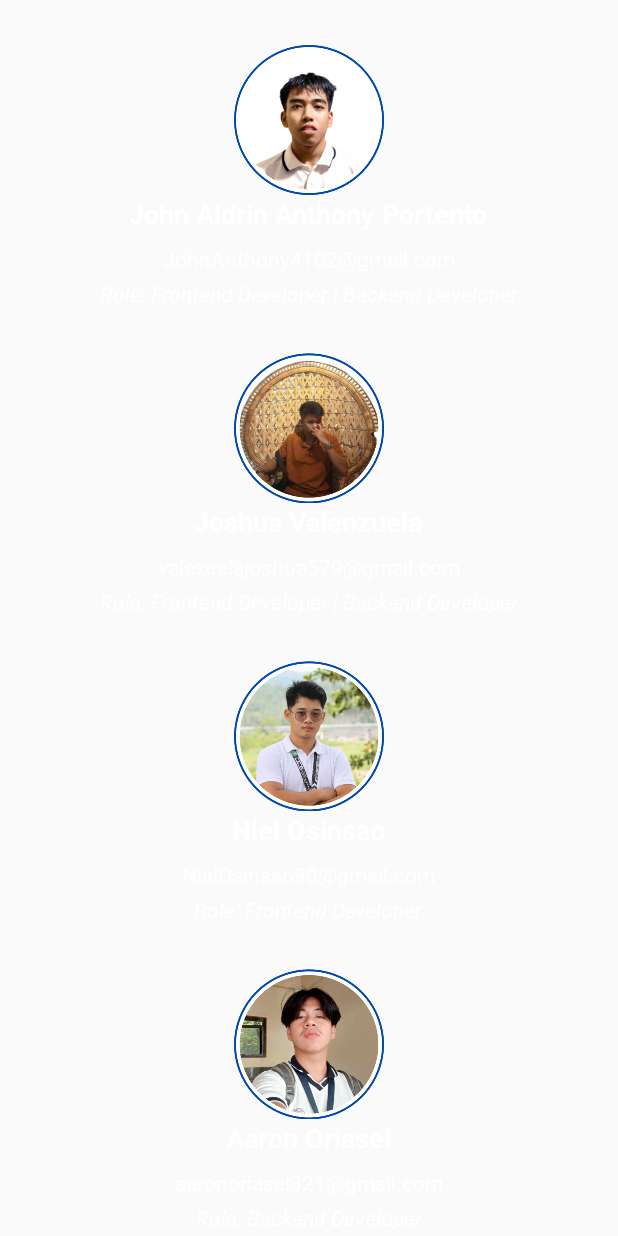
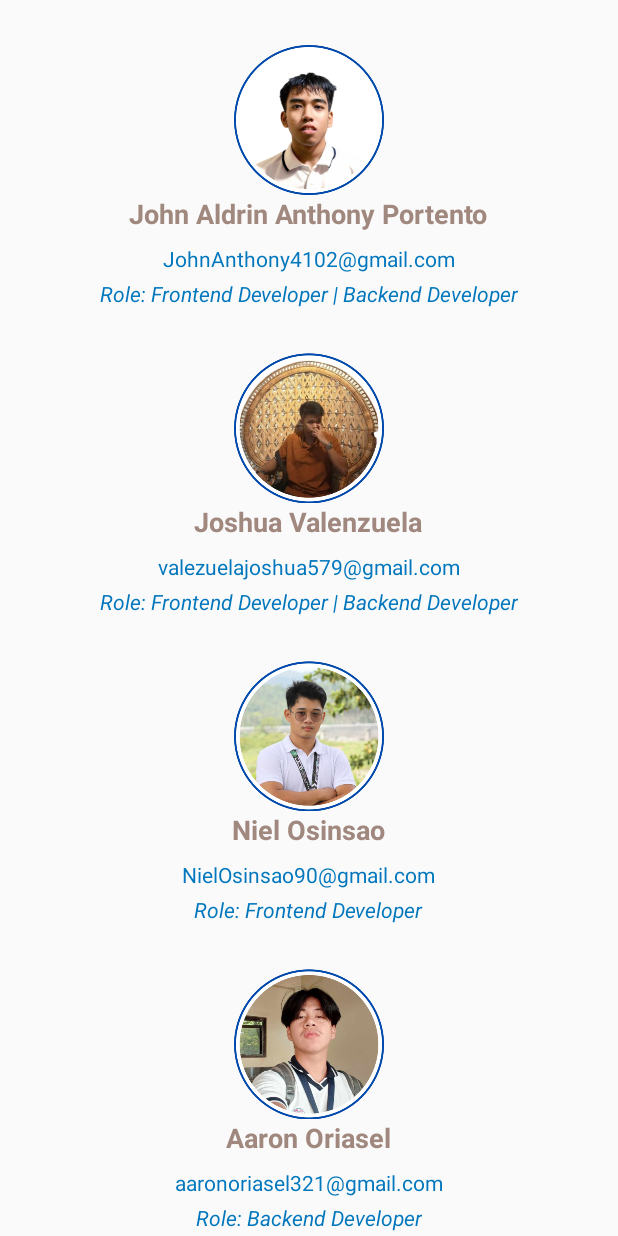
Before and after one commit to Labyrinth-759/TaskTidy, an Android app: the DeveloperActivity screen opened directly, with no data from a screen before it, on a phone screen of 412 x 824 dp. Run offline under Robolectric (Android 15) with nearby library versions, the phone set to English and light mode, and no system bars.

Commit message:
change developer

```diff
--- a/app/src/main/res/layout/activity_dashboard.xml
+++ b/app/src/main/res/layout/activity_dashboard.xml
@@ -26,7 +26,7 @@
         android:id="@+id/button3"
         android:layout_width="342dp"
         android:layout_height="84dp"
-        android:layout_marginTop="212dp"
+        android:layout_marginTop="156dp"
         android:background="@drawable/button_background"
         android:text="@string/btnview"
         android:textColor="@android:color/white"
--- a/app/src/main/res/layout/activity_developer.xml
+++ b/app/src/main/res/layout/activity_developer.xml
@@ -23,15 +23,16 @@
                 android:layout_gravity="center"
                 android:layout_marginTop="30dp"
                 android:scaleType="centerCrop"
-                app:srcCompat="@drawable/profile1" />
+                app:srcCompat="@drawable/profile1"
+                android:contentDescription="@string/aldrin" />
 
             <TextView
                 android:id="@+id/developer_name1"
                 android:layout_width="wrap_content"
                 android:layout_height="wrap_content"
                 android:layout_gravity="center"
-                android:text="John Aldrin Anthony Portento"
-                android:textColor="@color/white"
+                android:text="@string/john_aldrin_anthony_portento"
+                android:textColor="#A1887F"
                 android:textSize="18sp"
                 android:textStyle="bold" />
 
@@ -41,8 +42,8 @@
                 android:layout_height="wrap_content"
                 android:layout_gravity="center"
                 android:layout_marginTop="8dp"
-                android:text="JohnAnthony4102@gmail.com"
-                android:textColor="@color/white" />
+                android:text="@string/johnanthony4102_gmail_com"
+                android:textColor="#0277BD" />
 
             <TextView
                 android:id="@+id/developer_role1"
@@ -50,8 +51,8 @@
                 android:layout_height="wrap_content"
                 android:layout_gravity="center"
                 android:layout_marginTop="4dp"
-                android:text="Role: Frontend Developer | Backend Developer"
-                android:textColor="@color/white"
+                android:text="@string/role_frontend_developer_backend_developer"
+                android:textColor="#0277BD"
                 android:textStyle="italic" />
 
             <ImageView
@@ -61,15 +62,16 @@
                 android:layout_gravity="center"
                 android:layout_marginTop="30dp"
                 android:scaleType="centerCrop"
-                app:srcCompat="@drawable/profile4" />
+                app:srcCompat="@drawable/profile4"
+                android:contentDescription="@string/joshua" />
 
             <TextView
                 android:id="@+id/developer_name4"
                 android:layout_width="wrap_content"
                 android:layout_height="wrap_content"
                 android:layout_gravity="center"
-                android:text="Joshua Valenzuela"
-                android:textColor="@color/white"
+                android:text="@string/joshua_valenzuela"
+                android:textColor="#A1887F"
                 android:textSize="18sp"
                 android:textStyle="bold" />
 
@@ -79,8 +81,8 @@
                 android:layout_height="wrap_content"
                 android:layout_gravity="center"
                 android:layout_marginTop="8dp"
-                android:text="valezuelajoshua579@gmail.com"
-                android:textColor="@color/white" />
+                android:text="@string/valezuelajoshua579_gmail_com"
+                android:textColor="#0277BD" />
 
             <TextView
                 android:id="@+id/developer_role4"
@@ -88,8 +90,8 @@
                 android:layout_height="wrap_content"
                 android:layout_gravity="center"
                 android:layout_marginTop="4dp"
-                android:text="Role: Frontend Developer | Backend Developer"
-                android:textColor="@color/white"
+                android:text="@string/role_frontend_developer_backend_developer"
+                android:textColor="#0277BD"
                 android:textStyle="italic" />
 
             <ImageView
@@ -99,15 +101,16 @@
                 android:layout_gravity="center"
                 android:layout_marginTop="30dp"
                 android:scaleType="centerCrop"
-                app:srcCompat="@drawable/profile2" />
+                app:srcCompat="@drawable/profile2"
+                android:contentDescription="@string/niel" />
 
             <TextView
                 android:id="@+id/developer_name2"
                 android:layout_width="wrap_content"
                 android:layout_height="wrap_content"
                 android:layout_gravity="center"
-                android:text="Niel Osinsao"
-                android:textColor="@color/white"
+                android:text="@string/niel_osinsao"
+                android:textColor="#A1887F"
                 android:textSize="18sp"
                 android:textStyle="bold" />
 
@@ -117,8 +120,8 @@
                 android:layout_height="wrap_content"
                 android:layout_gravity="center"
                 android:layout_marginTop="8dp"
-                android:text="NielOsinsao90@gmail.com"
-                android:textColor="@color/white" />
+                android:text="@string/nielosinsao90_gmail_com"
+                android:textColor="#0277BD" />
 
             <TextView
                 android:id="@+id/developer_role2"
@@ -126,8 +129,8 @@
                 android:layout_height="wrap_content"
                 android:layout_gravity="center"
                 android:layout_marginTop="4dp"
-                android:text="Role: Frontend Developer"
-                android:textColor="@color/white"
+                android:text="@string/role_frontend_developer"
+                android:textColor="#0277BD"
                 android:textStyle="italic" />
 
             <ImageView
@@ -136,16 +139,18 @@
                 android:layout_height="100dp"
                 android:layout_gravity="center"
                 android:layout_marginTop="30dp"
+                android:contentDescription="@string/aaron"
                 android:scaleType="centerCrop"
-                app:srcCompat="@drawable/profile3" />
+                app:srcCompat="@drawable/profile3"
+                tools:ignore="ImageContrastCheck" />
 
             <TextView
                 android:id="@+id/developer_name3"
                 android:layout_width="wrap_content"
                 android:layout_height="wrap_content"
                 android:layout_gravity="center"
-                android:text="Aaron Oriasel"
-                android:textColor="@color/white"
+                android:text="@string/aaron_oriasel"
+                android:textColor="#A1887F"
                 android:textSize="18sp"
                 android:textStyle="bold" />
 
@@ -155,8 +160,8 @@
                 android:layout_height="wrap_content"
                 android:layout_gravity="center"
                 android:layout_marginTop="8dp"
-                android:text="aaronoriasel321@gmail.com"
-                android:textColor="@color/white" />
+                android:text="@string/aaronoriasel321_gmail_com"
+                android:textColor="#0277BD" />
 
             <TextView
                 android:id="@+id/developer_role3"
@@ -164,8 +169,8 @@
                 android:layout_height="wrap_content"
                 android:layout_gravity="center"
                 android:layout_marginTop="4dp"
-                android:text="Role: Backend Developer"
-                android:textColor="@color/white"
+                android:text="@string/role_backend_developer"
+                android:textColor="#0277BD"
                 android:textStyle="italic" />
         </LinearLayout>
     </ScrollView>
--- a/app/src/main/res/values/strings.xml
+++ b/app/src/main/res/values/strings.xml
@@ -14,4 +14,19 @@
     <string name="addtask">Enter New Task</string>
     <string name="setprio">Set Priority</string>
     <string name="btncomplete">Completed Task</string>
+    <string name="aaronoriasel321_gmail_com">aaronoriasel321@gmail.com</string>
+    <string name="aaron_oriasel">Aaron Oriasel</string>
+    <string name="role_frontend_developer">Role: Frontend Developer</string>
+    <string name="nielosinsao90_gmail_com">NielOsinsao90@gmail.com</string>
+    <string name="niel_osinsao">Niel Osinsao</string>
+    <string name="role_frontend_developer_backend_developer">Role: Frontend Developer | Backend Developer</string>
+    <string name="valezuelajoshua579_gmail_com">valezuelajoshua579@gmail.com</string>
+    <string name="joshua_valenzuela">Joshua Valenzuela</string>
+    <string name="johnanthony4102_gmail_com">JohnAnthony4102@gmail.com</string>
+    <string name="john_aldrin_anthony_portento">John Aldrin Anthony Portento</string>
+    <string name="role_backend_developer">Role: Backend Developer</string>
+    <string name="aldrin">Aldrin</string>
+    <string name="joshua">Joshua</string>
+    <string name="aaron">Aaron</string>
+    <string name="niel">Niel</string>
 </resources>
```
